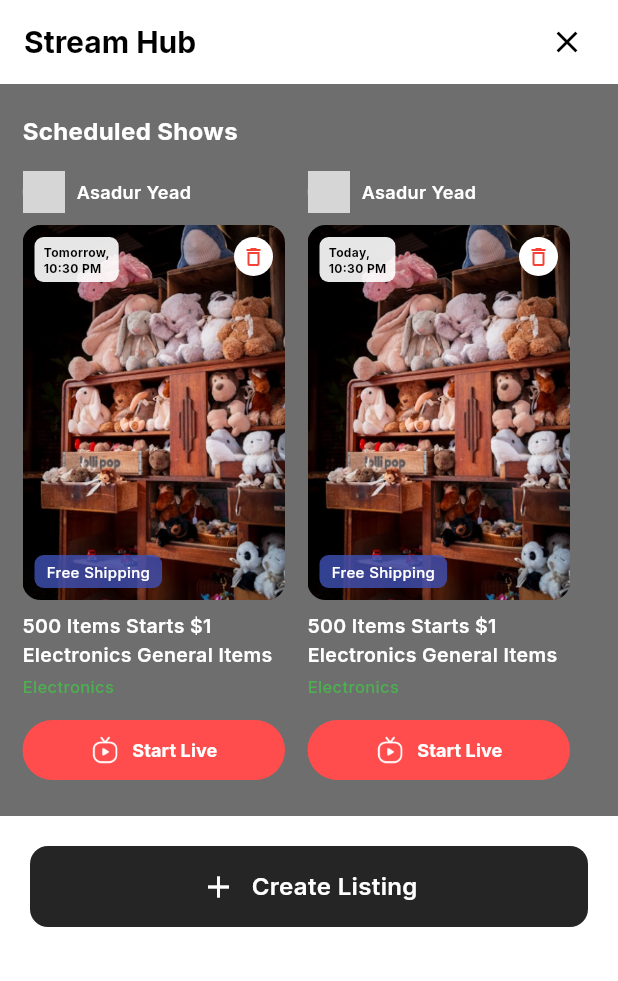
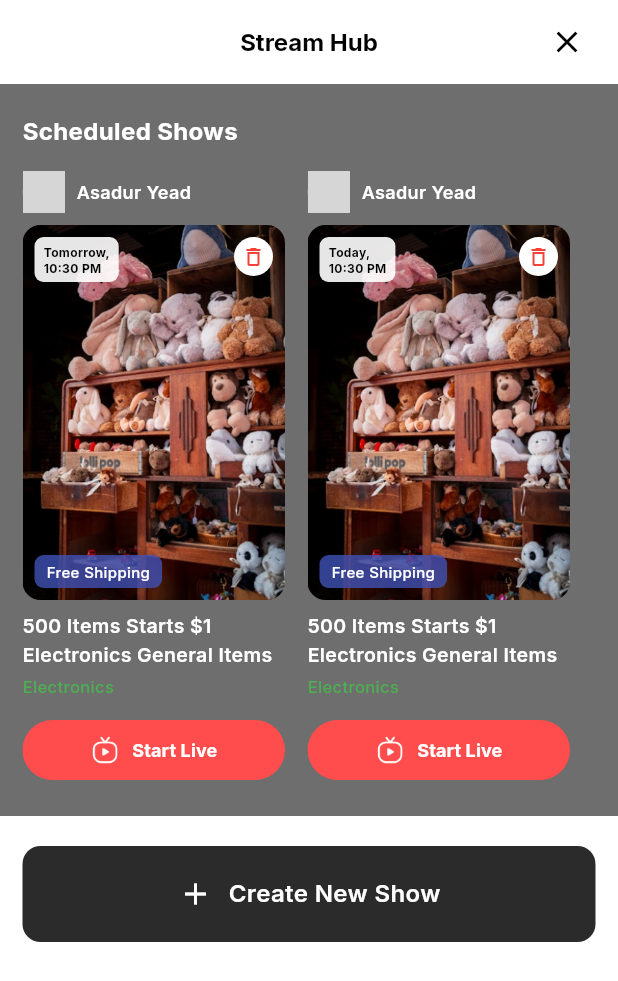
Before and after one commit to mdnirakib51/nunez_official_app, a Flutter app: the StreamHubView screen opened by its route, on a phone screen of 412 x 824 dp. Shown: the top 981 px of the screen. Run offline on Flutter 3.47's test engine with Material 3 defaults, Android fonts, the phone set to English and light mode, and no system bars; our stand-ins replace camera, connectivity_plus, device_info_plus, dio, get, google_fonts and 2 more; accounts and stored records are empty; network calls fail; grey boxes are pictures that could not be loaded.

Commit message:
Stream Hub

```diff
--- a/lib/src/features/dashboard_features/home/view/widgets/home_item_card.dart
+++ b/lib/src/features/dashboard_features/home/view/widgets/home_item_card.dart
@@ -18,6 +18,7 @@ class HomeItemCard extends StatelessWidget {
   final bool showBookmark;
   final bool isFreeShipping;
   final bool isStreamHub;
+  final Color? textColor;
   final VoidCallback? onDelete;
   final VoidCallback? onStartLive;
 
@@ -33,13 +34,14 @@ class HomeItemCard extends StatelessWidget {
     this.showBookmark = false,
     this.isFreeShipping = true,
     this.isStreamHub = false,
+    this.textColor,
     this.onDelete,
     this.onStartLive,
   });
 
   @override
   Widget build(BuildContext context) {
-    Color textColor = isStreamHub ? ColorRes.white : ColorRes.black;
+    Color effectiveTextColor = textColor ?? (isStreamHub ? ColorRes.white : ColorRes.black);
     return GestureDetector(
       onTap: () {
         if (!isStreamHub) {
@@ -63,7 +65,7 @@ class HomeItemCard extends StatelessWidget {
                   str: sellerName ?? "Asadur Yead",
                   fontSize: 12,
                   fontWeight: FontWeight.w600,
-                  color: textColor,
+                  color: effectiveTextColor,
                   overflow: TextOverflow.ellipsis,
                 ),
               ),
@@ -169,7 +171,7 @@ class HomeItemCard extends StatelessWidget {
             str: title ?? "500 Items Starts \$1 Electronics General Items",
             fontSize: 13,
             fontWeight: FontWeight.w600,
-            color: textColor,
+            color: effectiveTextColor,
             maxLines: 2,
             overflow: TextOverflow.ellipsis,
           ),
--- a/lib/src/features/live_stream/steam_hub/controller/stream_hub_controller.dart
+++ b/lib/src/features/live_stream/steam_hub/controller/stream_hub_controller.dart
@@ -17,4 +17,21 @@ class StreamHubController extends GetxController {
       "isFreeShipping": true,
     },
   ].obs;
+
+  var pastShows = <Map<String, dynamic>>[
+    {
+      "name": "Tanvir Chowdhury",
+      "title": "Luxury Handbags Collection",
+      "category": "Fashion",
+      "time": "2 days ago",
+      "isFreeShipping": false,
+    },
+    {
+      "name": "Tanvir Chowdhury",
+      "title": "Vintage Watches Auction",
+      "category": "Accessories",
+      "time": "5 days ago",
+      "isFreeShipping": true,
+    },
+  ].obs;
 }
--- a/lib/src/features/live_stream/steam_hub/view/stream_hub_view.dart
+++ b/lib/src/features/live_stream/steam_hub/view/stream_hub_view.dart
@@ -1,5 +1,6 @@
 import 'package:flutter/material.dart';
 import 'package:get/get.dart';
+import 'package:nunez_official_app/src/global/components/global_appbar.dart';
 import '../../../../global/constants/colors_resources.dart';
 import '../../../../global/global_widget/global_sized_box.dart';
 import '../../../../global/global_widget/global_text.dart';
@@ -15,18 +16,14 @@ class StreamHubView extends GetView<StreamHubController> {
   Widget build(BuildContext context) {
     return Scaffold(
       backgroundColor: ColorRes.white,
-      appBar: AppBar(
-        backgroundColor: ColorRes.white,
-        elevation: 0,
-        automaticallyImplyLeading: false,
-        title: const GlobalText(
-          str: "Stream Hub",
-          fontSize: 20,
-          fontWeight: FontWeight.bold,
-        ),
+      appBar: GlobalAppBar(
+        title: Get.arguments == true ? "Shows" : "Stream Hub",
+        isBackIc: Get.arguments == true,
         actions: [
           IconButton(
-            onPressed: () => Get.find<BottomNavBarController>().changeTab(0),
+            onPressed: () => Get.arguments == true
+                ? Get.back()
+                : Get.find<BottomNavBarController>().changeTab(0),
             icon: const Icon(Icons.close, color: ColorRes.black),
           ),
           sizedBoxW(10),
@@ -54,7 +51,7 @@ class StreamHubView extends GetView<StreamHubController> {
                   ),
                   sizedBoxH(15),
                   SizedBox(
-                    height: 410, // Fixed height for horizontal list
+                    height: 410,
                     child: Obx(() => ListView.builder(
                       scrollDirection: Axis.horizontal,
                       padding: const EdgeInsets.symmetric(horizontal: 15),
@@ -72,9 +69,7 @@ class StreamHubView extends GetView<StreamHubController> {
                               isFreeShipping: show['isFreeShipping'] ?? false,
                               title: show['title'],
                               category: show['category'],
-                              onDelete: () {
-                                // Add delete logic if needed
-                              },
+                              onDelete: () {},
                               onStartLive: () {
                                 Get.toNamed(AppRouteKeys.liveStream);
                               },
@@ -88,18 +83,17 @@ class StreamHubView extends GetView<StreamHubController> {
               ),
             ),
 
-            // Create Listing Button
+            // Create New Show Button (Visible when NOT coming from Profile)
+            if (Get.arguments != true)
               Padding(
-              padding: const EdgeInsets.only(bottom: 40, left: 20, right: 20, top: 20),
+                padding: const EdgeInsets.symmetric(horizontal: 15, vertical: 20),
                 child: InkWell(
-                onTap: () {
-                  Get.toNamed(AppRouteKeys.createListing);
-                },
+                  onTap: () => Get.toNamed(AppRouteKeys.createListing),
                   child: Container(
                     width: double.infinity,
-                  padding: const EdgeInsets.symmetric(vertical: 15),
+                    padding: const EdgeInsets.symmetric(vertical: 20),
                     decoration: BoxDecoration(
-                    color: const Color(0xFF252525),
+                      color: const Color(0xFF2B2B2B),
                       borderRadius: BorderRadius.circular(12),
                     ),
                     child: Row(
@@ -108,7 +102,7 @@ class StreamHubView extends GetView<StreamHubController> {
                         const Icon(Icons.add, color: ColorRes.white, size: 24),
                         sizedBoxW(10),
                         const GlobalText(
-                        str: "Create Listing",
+                          str: "Create New Show",
                           color: ColorRes.white,
                           fontSize: 16,
                           fontWeight: FontWeight.w600,
@@ -118,10 +112,59 @@ class StreamHubView extends GetView<StreamHubController> {
                   ),
                 ),
               ),
-            sizedBoxH(MediaQuery.of(context).padding.bottom + 20),
+
+            // Past Shows Section (Visible when coming from Profile)
+            if (Get.arguments == true) ...[
+              sizedBoxH(20),
+              const Padding(
+                padding: EdgeInsets.symmetric(horizontal: 15),
+                child: Align(
+                  alignment: Alignment.centerLeft,
+                  child: GlobalText(
+                    str: "Past Shows",
+                    fontSize: 18,
+                    fontWeight: FontWeight.bold,
+                  ),
+                ),
+              ),
+              Obx(() => GridView.builder(
+                    shrinkWrap: true,
+                    physics: const NeverScrollableScrollPhysics(),
+                    padding: const EdgeInsets.all(15),
+                    gridDelegate: const SliverGridDelegateWithFixedCrossAxisCount(
+                      crossAxisCount: 2,
+                      crossAxisSpacing: 15,
+                      mainAxisSpacing: 15,
+                      childAspectRatio: 0.50,
+                    ),
+                    itemCount: controller.pastShows.length,
+                    itemBuilder: (context, index) {
+                      final show = controller.pastShows[index];
+                      return HomeItemCard(
+                        sellerName: show['name'],
+                        title: show['title'],
+                        category: show['category'],
+                        time: show['time'],
+                        isFreeShipping: show['isFreeShipping'] ?? false,
+                        isStreamHub: true,
+                        textColor: ColorRes.black,
+                        onDelete: () {},
+                      );
+                    },
+                  )),
+            ],
+            sizedBoxH(100), // Space for bottom
           ],
         ),
       ),
+      floatingActionButton: Get.arguments == true
+          ? FloatingActionButton(
+              onPressed: () => Get.toNamed(AppRouteKeys.createListing),
+              backgroundColor: ColorRes.appButtonColor,
+              shape: const CircleBorder(),
+              child: const Icon(Icons.add, color: ColorRes.white, size: 30),
+            )
+          : null,
     );
   }
 }
--- a/lib/src/features/profile/profile_view/view/profile_screen.dart
+++ b/lib/src/features/profile/profile_view/view/profile_screen.dart
@@ -157,7 +157,10 @@ class _ProfileScreenState extends State<ProfileScreen> with SingleTickerProvider
                 onTap: () => Get.toNamed(AppRouteKeys.inventory),
                 child: _buildGridItem(AppStrings.inventory, Assets.appIcons.profileIc.inventoryIc.path),
               ),
-              _buildGridItem(AppStrings.shows, Assets.appIcons.profileIc.showsIc.path),
+              GestureDetector(
+                onTap: () => Get.toNamed(AppRouteKeys.streamHub, arguments: true),
+                child: _buildGridItem(AppStrings.shows, Assets.appIcons.profileIc.showsIc.path),
+              ),
               _buildGridItem(AppStrings.payouts, Assets.appIcons.profileIc.payoutsIc.path),
               _buildGridItem(AppStrings.orders, Assets.appIcons.profileIc.orderIc.path),
             ],
```
Lines whose indentation alone changed are shown as unchanged.
